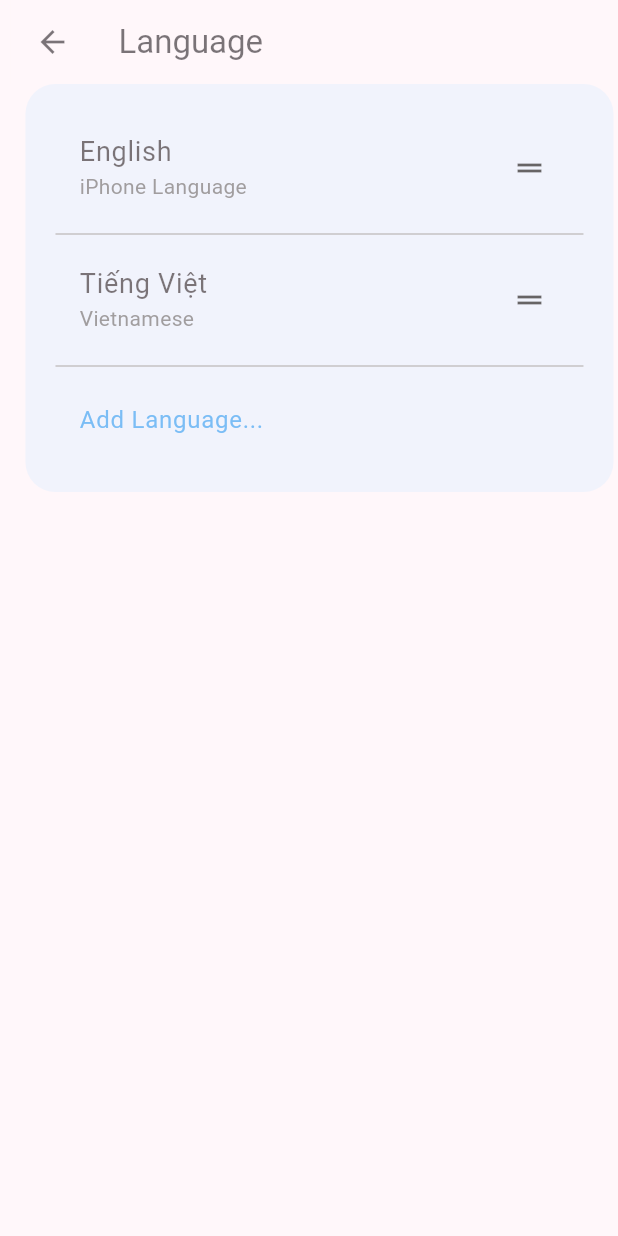
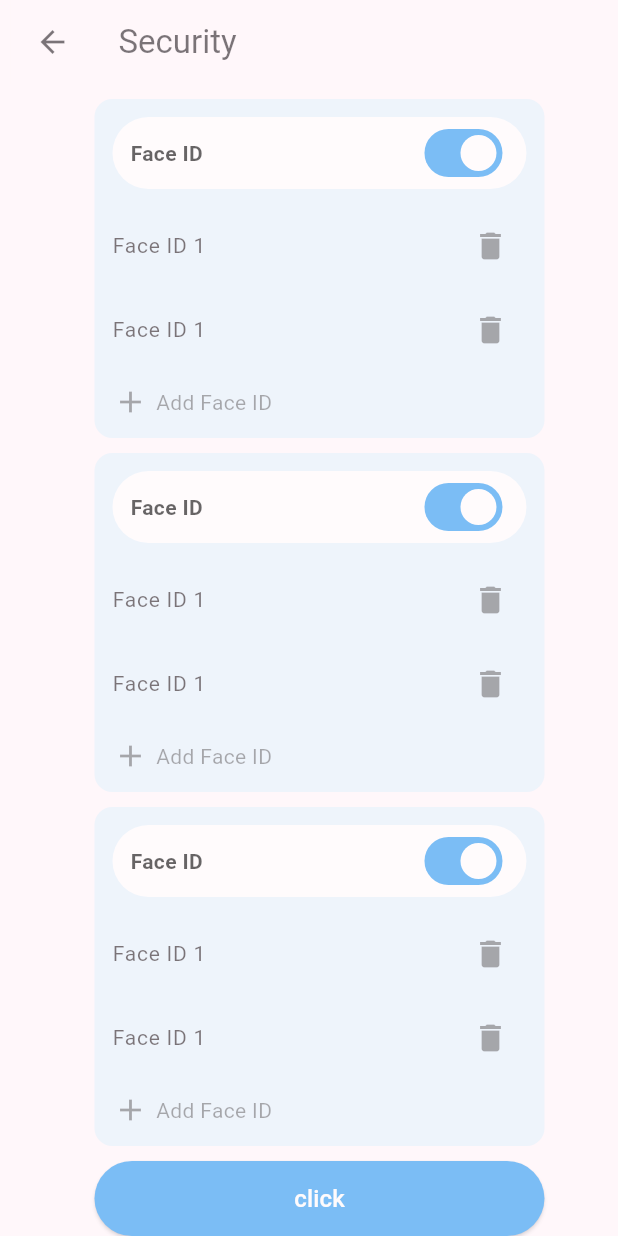
Before and after one commit to Bentanik/exe02_fe_mobile, a Flutter app: the screen it shows after launch, after a tap on "Personal Information", on a phone screen of 412 x 824 dp. Run offline on Flutter 3.47's test engine with Material 3 defaults, Android fonts, the phone set to English and light mode, and no system bars; our stand-ins replace expandable, flutter_svg, font_awesome_flutter.

Commit message:
finished security setting

```diff
--- /dev/null
+++ b/lib/common/widget/security_card.dart
@@ -0,0 +1,102 @@
+import 'package:flutter/material.dart';
+
+class SecurityCard extends StatefulWidget {
+  @override
+  _FaceIDScreenState createState() => _FaceIDScreenState();
+}
+
+class _FaceIDScreenState extends State<SecurityCard> {
+  bool isFaceIDEnabled = true;
+  List<String> faceIDs = ["Face ID 1", "Face ID 1"];
+
+  void _addFaceID() {
+    setState(() {
+      faceIDs.add("Face ID ${faceIDs.length + 1}");
+    });
+  }
+
+  void _removeFaceID(int index) {
+    setState(() {
+      faceIDs.removeAt(index);
+    });
+  }
+
+  @override
+  Widget build(BuildContext context) {
+    return
+      Center(
+        child: Container(
+          width: 300,
+          padding: EdgeInsets.all(12),
+          decoration: BoxDecoration(
+            color: Colors.blue[50],
+            borderRadius: BorderRadius.circular(12),
+          ),
+          child: Column(
+            mainAxisSize: MainAxisSize.min,
+            crossAxisAlignment: CrossAxisAlignment.start,
+            children: [
+              // Thanh tiêu đề có công tắc
+              Container(
+                padding: EdgeInsets.symmetric(horizontal: 12),
+                decoration: BoxDecoration(
+                  color: Colors.white,
+                  borderRadius: BorderRadius.circular(30),
+                ),
+                child: Row(
+                  mainAxisAlignment: MainAxisAlignment.spaceBetween,
+                  children: [
+                    Text(
+                      "Face ID",
+                      style: TextStyle(color: Colors.black, fontWeight: FontWeight.bold),
+                    ),
+                    Switch(
+                      value: isFaceIDEnabled,
+                      onChanged: (value) {
+                        setState(() {
+                          isFaceIDEnabled = value;
+                        });
+                      },
+                      activeColor: Colors.white,
+                      activeTrackColor: Colors.blue,
+                    ),
+                  ],
+                ),
+              ),
+              SizedBox(height: 10),
+
+              // Danh sách Face ID
+              Column(
+                children: List.generate(faceIDs.length, (index) {
+                  return ListTile(
+                    contentPadding: EdgeInsets.zero,
+                    title: Text(faceIDs[index], style: TextStyle(fontSize: 14)),
+                    trailing: IconButton(
+                      icon: Icon(Icons.delete, color: Colors.black54),
+                      onPressed: () => _removeFaceID(index),
+                    ),
+                  );
+                }),
+              ),
+
+              // Nút thêm Face ID
+              GestureDetector(
+                onTap: _addFaceID,
+                child: Padding(
+                  padding: const EdgeInsets.only(top: 8.0),
+                  child: Row(
+                    children: [
+                      Icon(Icons.add, color: Colors.black54),
+                      SizedBox(width: 5),
+                      Text("Add Face ID", style: TextStyle(fontSize: 14, color: Colors.black54)),
+                    ],
+                  ),
+                ),
+              ),
+            ],
+          ),
+        ),
+
+    );
+  }
+}
--- a/lib/presentation/intro/pages/get_started.dart
+++ b/lib/presentation/intro/pages/get_started.dart
@@ -3,13 +3,9 @@ import 'package:exe02_fe_mobile/common/widget/home_card.dart';
 import 'package:exe02_fe_mobile/common/widget/notification_card.dart';
 import 'package:exe02_fe_mobile/common/widget/profile_button.dart';
 import 'package:exe02_fe_mobile/common/widget/search_course_card.dart';
+import 'package:exe02_fe_mobile/common/widget/security_card.dart';
 import 'package:exe02_fe_mobile/core/configs/assets/app_images.dart';
-import 'package:exe02_fe_mobile/presentation/intro/pages/curriculcum.dart';
-import 'package:exe02_fe_mobile/presentation/intro/pages/language.dart';
-import 'package:exe02_fe_mobile/presentation/intro/pages/light_dark_mode.dart';
-import 'package:exe02_fe_mobile/presentation/intro/pages/profile_user.dart';
-import 'package:exe02_fe_mobile/presentation/intro/pages/settings.dart';
-import 'package:exe02_fe_mobile/presentation/intro/pages/term_condition.dart';
+import 'package:exe02_fe_mobile/presentation/intro/pages/security.dart';
 import 'package:flutter/material.dart';
 import 'package:font_awesome_flutter/font_awesome_flutter.dart';
 
@@ -29,7 +25,7 @@ class GetStartedPage extends StatelessWidget {
                 child: ListView(
               children: [
                 ProfileButton(
-                  onTap: () => Routes.navigateToPage(context, Language()),
+                  onTap: () => Routes.navigateToPage(context, Security()),
                   leading: const Icon(FontAwesomeIcons.user,
                       size: 20, color: Colors.black),
                   title: const Text('Personal Information'),
--- /dev/null
+++ b/lib/presentation/intro/pages/security.dart
@@ -0,0 +1,41 @@
+import 'package:exe02_fe_mobile/common/helpers/routes.dart';
+import 'package:exe02_fe_mobile/common/widget/button.dart';
+import 'package:exe02_fe_mobile/common/widget/security_card.dart';
+import 'package:exe02_fe_mobile/presentation/intro/pages/authen/login.dart';
+import 'package:exe02_fe_mobile/presentation/intro/pages/success.dart';
+import 'package:flutter/material.dart';
+
+class Security extends StatelessWidget {
+  @override
+  Widget build(BuildContext context) {
+    return Scaffold(
+      appBar: AppBar(
+        title: Text('Security'),
+        leading: IconButton(
+          icon: Icon(Icons.arrow_back),
+          onPressed: () {},
+        ),
+      ),
+      body: SingleChildScrollView(
+        padding: const EdgeInsets.only(left: 10, right: 10, bottom: 50, top: 10),
+        child: Column(
+          children: [
+            SecurityCard(),
+            const SizedBox(
+              height: 10,
+            ),
+            SecurityCard(),
+            const SizedBox(
+              height: 10,
+            ),
+            SecurityCard(),
+            const SizedBox(
+              height: 10,
+            ),
+            Button(text: "click", onPressed: () => Routes.navigateToPage(context, Success()), buttonSize: Size(300, 50),),
+          ],
+        ),
+      ),
+    );
+  }
+}
```
